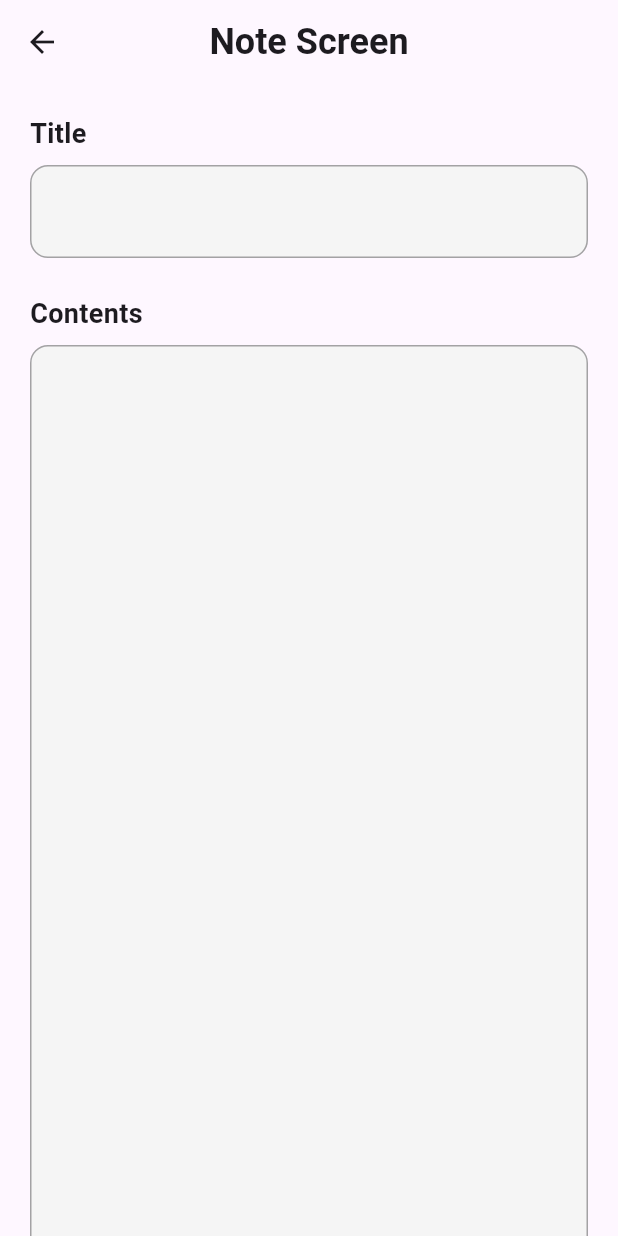
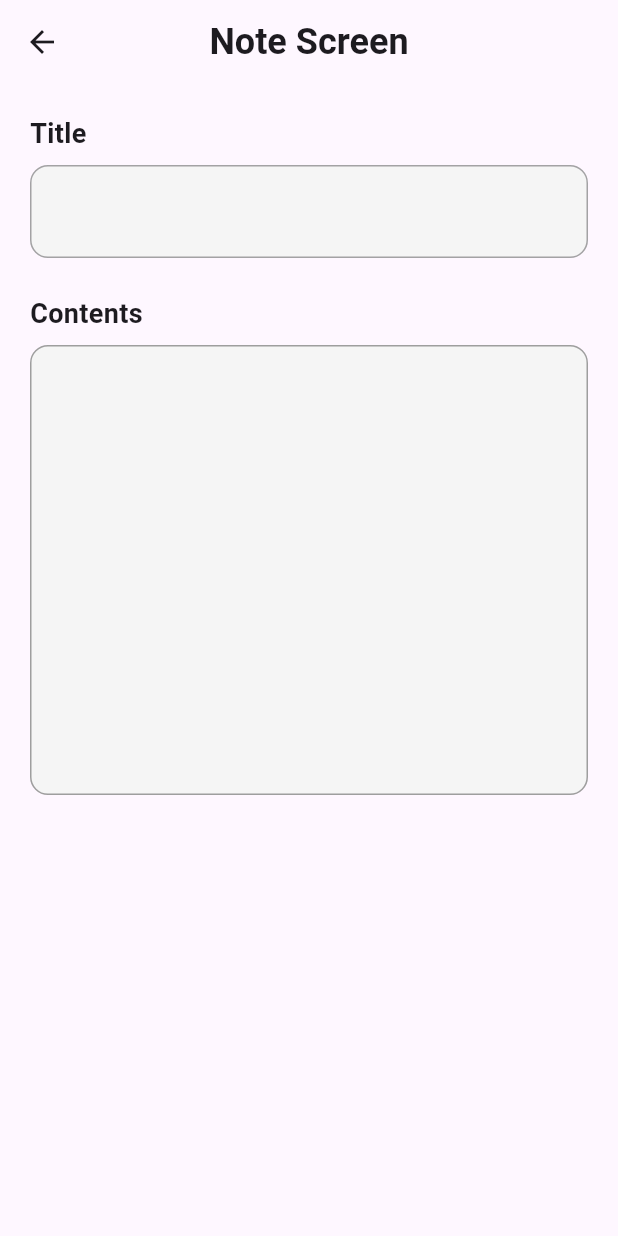
Before and after one commit to AmmarElraiys/Flutter_Noteapp_Php_API, a Flutter app: the NotesScreen screen opened directly, on a phone screen of 412 x 824 dp. Run offline on Flutter 3.47's test engine with Material 3 defaults, Android fonts, the phone set to English and light mode, and no system bars; our stand-ins replace shared_preferences; accounts and stored records are empty; statements that could not run were skipped.

Commit message:
notes_screen_edit

```diff
--- a/lib/screens/home/notes_screen.dart
+++ b/lib/screens/home/notes_screen.dart
@@ -1,7 +1,4 @@
 import 'package:flutter/material.dart';
-import 'package:notes_app_php/constant/links.dart';
-import 'package:notes_app_php/utils/auth/username_validator.dart';
-import 'package:notes_app_php/widgets/data/crud.dart';
 
 class NotesScreen extends StatefulWidget {
   final notes;
@@ -13,11 +10,11 @@ class NotesScreen extends StatefulWidget {
 }
 
 class _NotesScreenState extends State<NotesScreen> {
-  Crud _crud = Crud();
   bool isLoading = false;
   final GlobalKey<FormState> formstate = GlobalKey<FormState>();
   final TextEditingController NoteTitle = TextEditingController();
   final TextEditingController NoteContent = TextEditingController();
+  final ScrollController _contentScrollController = ScrollController();
 
   @override
   void initState() {
@@ -26,22 +23,12 @@ class _NotesScreenState extends State<NotesScreen> {
     NoteContent.text = widget.notes['notes_content'] ?? '';
   }
 
-  getNotes() async {
-    if (formstate.currentState!.validate()) {
-      isLoading = true;
-      setState(() {});
-
-      var response = await _crud.postRequest(linkNotesView, {
-        "title": NoteTitle.text,
-        "content": NoteContent.text,
-        "id": widget.notes['notes_id'].toString(),
-      });
-
-      isLoading = false;
-      setState(() {});
-
-      if (response['status'] == "success") {}
-    }
+  @override
+  void dispose() {
+    NoteTitle.dispose();
+    NoteContent.dispose();
+    _contentScrollController.dispose();
+    super.dispose();
   }
 
   @override
@@ -76,7 +63,7 @@ class _NotesScreenState extends State<NotesScreen> {
                         TextFormField(
                           controller: NoteTitle,
                           enabled: false,
-                          style: TextStyle(
+                          style: const TextStyle(
                             fontWeight: FontWeight.bold,
                             color: Colors.black,
                             fontSize: 20,
@@ -98,20 +85,35 @@ class _NotesScreenState extends State<NotesScreen> {
                           ),
                         ),
                         const SizedBox(height: 8),
-                        TextFormField(
-                          controller: NoteContent,
-                          maxLines: 20,
-                          enabled: false,
-                          style: TextStyle(
-                            fontWeight: FontWeight.bold,
-                            color: Colors.black,
-                            fontSize: 20,
+                        Container(
+                          height:
+                              300, // İçeriği kaydırmak için bir sabit yükseklik veriyoruz
+                          padding: const EdgeInsets.all(8.0),
+                          decoration: BoxDecoration(
+                            color: Colors.grey[100],
+                            borderRadius: BorderRadius.circular(12),
+                            border: Border.all(color: Colors.grey),
                           ),
-                          decoration: InputDecoration(
-                            filled: true,
-                            fillColor: Colors.grey[100],
-                            border: OutlineInputBorder(
-                              borderRadius: BorderRadius.circular(12),
+                          child: Scrollbar(
+                            thumbVisibility: true,
+                            controller: _contentScrollController,
+                            child: SingleChildScrollView(
+                              controller: _contentScrollController,
+                              child: TextFormField(
+                                controller: NoteContent,
+                                enabled: false,
+                                maxLines:
+                                    null, // Satır sayısını sınırsız yapıyoruz
+                                style: const TextStyle(
+                                  fontWeight: FontWeight.bold,
+                                  color: Colors.black,
+                                  fontSize: 18,
+                                ),
+                                decoration: const InputDecoration(
+                                  border: InputBorder.none,
+                                  isCollapsed: true, // İç boşlukları azaltır
+                                ),
+                              ),
                             ),
                           ),
                         ),
```
